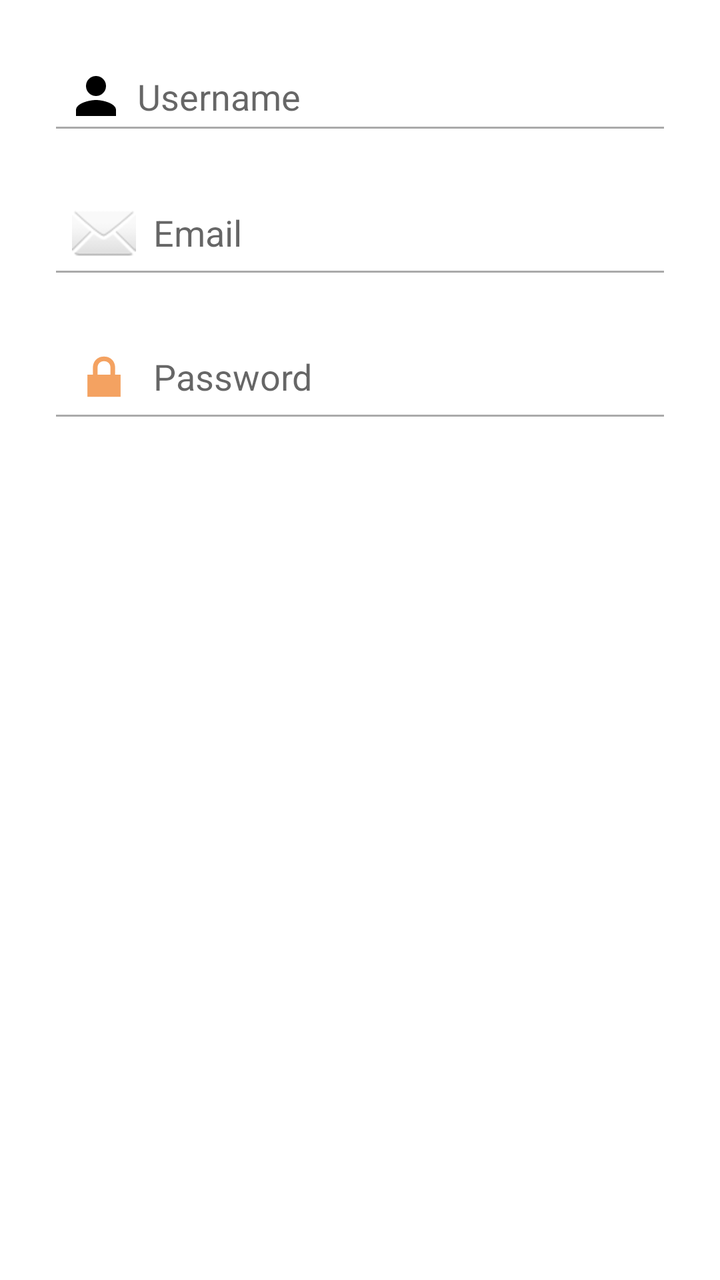
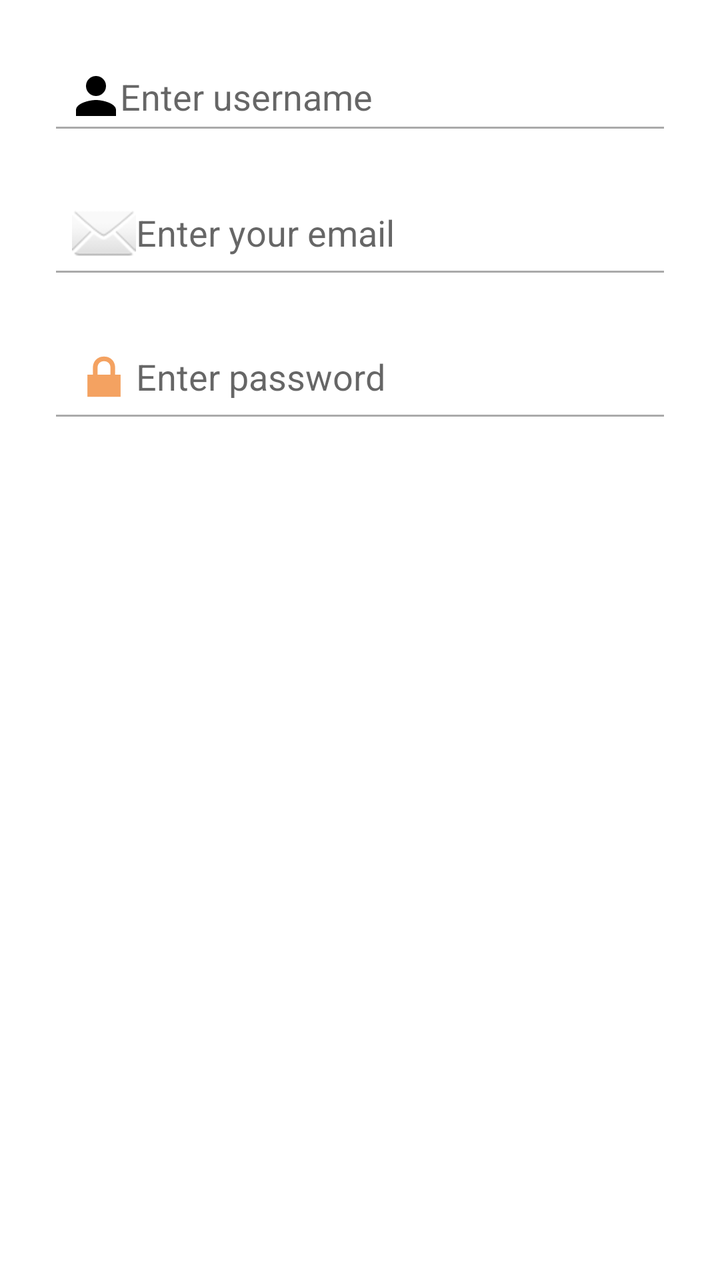

Compare the two renders of this Android layout. The source of the first and the diff that turns it into the second are given below.
<!-- AndroidManifest.xml: application theme Theme.BookClub -->
<!-- res/layout/dialog_register.xml -->
<?xml version="1.0" encoding="utf-8"?>
<androidx.constraintlayout.widget.ConstraintLayout
    xmlns:android="http://schemas.android.com/apk/res/android"
    xmlns:app="http://schemas.android.com/apk/res-auto"
    android:layout_width="match_parent"
    android:layout_height="wrap_content"
    android:padding="24dp"
    android:background="@android:color/white">

    <EditText
        android:id="@+id/editUsername"
        android:layout_width="0dp"
        android:layout_height="wrap_content"
        android:hint="  Username"
        android:inputType="textPersonName"
        android:drawableStart="@drawable/ic_person"
        android:padding="12dp"
        android:backgroundTint="@android:color/darker_gray"
        app:layout_constraintTop_toTopOf="parent"
        app:layout_constraintStart_toStartOf="parent"
        app:layout_constraintEnd_toEndOf="parent" />

    <EditText
        android:id="@+id/editEmail"
        android:layout_width="0dp"
        android:layout_height="wrap_content"
        android:hint="  Email"
        android:inputType="textEmailAddress"
        android:drawableStart="@android:drawable/ic_dialog_email"
        android:padding="12dp"
        android:backgroundTint="@android:color/darker_gray"
        android:layout_marginTop="16dp"
        app:layout_constraintTop_toBottomOf="@id/editUsername"
        app:layout_constraintStart_toStartOf="parent"
        app:layout_constraintEnd_toEndOf="parent" />

    <EditText
        android:id="@+id/editPassword"
        android:layout_width="0dp"
        android:layout_height="wrap_content"
        android:hint="  Password"
        android:inputType="textPassword"
        android:drawableStart="@android:drawable/ic_lock_lock"
        android:padding="12dp"
        android:backgroundTint="@android:color/darker_gray"
        android:layout_marginTop="16dp"
        app:layout_constraintTop_toBottomOf="@id/editEmail"
        app:layout_constraintStart_toStartOf="parent"
        app:layout_constraintEnd_toEndOf="parent" />

</androidx.constraintlayout.widget.ConstraintLayout>
<!-- resources referenced by this layout -->
<resources>
  <color name="primary_color">#2E7D9A</color>
  <color name="primary_variant">#1E5F75</color>
  <color name="text_on_primary">#FFFFFF</color>
  <color name="secondary_color">#F4A261</color>
  <color name="secondary_variant">#E76F51</color>
  <color name="error_color">#F44336</color>
  <color name="surface_color">#FFFFFF</color>
  <color name="text_primary">#1A1A1A</color>
  <color name="background_primary">#FAFAFA</color>
  <style name="TextAppearance.BookClub.Headline1" parent="TextAppearance.MaterialComponents.Headline1">
          <item name="fontFamily">@font/roboto_bold</item>
          <item name="android:textColor">@color/text_primary</item>
          <item name="android:textSize">96sp</item>
      </style>
  <style name="TextAppearance.BookClub.Headline2" parent="TextAppearance.MaterialComponents.Headline2">
          <item name="fontFamily">@font/roboto_bold</item>
          <item name="android:textColor">@color/text_primary</item>
          <item name="android:textSize">60sp</item>
      </style>
  <style name="TextAppearance.BookClub.Headline3" parent="TextAppearance.MaterialComponents.Headline3">
          <item name="fontFamily">@font/roboto_bold</item>
          <item name="android:textColor">@color/text_primary</item>
          <item name="android:textSize">48sp</item>
      </style>
  <style name="TextAppearance.BookClub.Headline4" parent="TextAppearance.MaterialComponents.Headline4">
          <item name="fontFamily">@font/roboto_bold</item>
          <item name="android:textColor">@color/text_primary</item>
          <item name="android:textSize">34sp</item>
      </style>
  <style name="TextAppearance.BookClub.Headline5" parent="TextAppearance.MaterialComponents.Headline5">
          <item name="fontFamily">@font/roboto_bold</item>
          <item name="android:textColor">@color/text_primary</item>
          <item name="android:textSize">24sp</item>
      </style>
  <style name="TextAppearance.BookClub.Headline6" parent="TextAppearance.MaterialComponents.Headline6">
          <item name="fontFamily">@font/roboto_bold</item>
          <item name="android:textColor">@color/text_primary</item>
          <item name="android:textSize">20sp</item>
      </style>
  <style name="TextAppearance.BookClub.Body1" parent="TextAppearance.MaterialComponents.Body1">
          <item name="fontFamily">@font/roboto_regular</item>
          <item name="android:textColor">@color/text_primary</item>
          <item name="android:textSize">16sp</item>
      </style>
  <style name="TextAppearance.BookClub.Body2" parent="TextAppearance.MaterialComponents.Body2">
          <item name="fontFamily">@font/roboto_regular</item>
          <item name="android:textColor">@color/text_secondary</item>
          <item name="android:textSize">14sp</item>
      </style>
  <style name="ShapeAppearance.BookClub.SmallComponent" parent="ShapeAppearance.MaterialComponents.SmallComponent">
          <item name="cornerFamily">rounded</item>
          <item name="cornerSize">8dp</item>
      </style>
  <style name="ShapeAppearance.BookClub.MediumComponent" parent="ShapeAppearance.MaterialComponents.MediumComponent">
          <item name="cornerFamily">rounded</item>
          <item name="cornerSize">12dp</item>
      </style>
  <style name="ShapeAppearance.BookClub.LargeComponent" parent="ShapeAppearance.MaterialComponents.LargeComponent">
          <item name="cornerFamily">rounded</item>
          <item name="cornerSize">16dp</item>
      </style>
  <color name="text_secondary">#666666</color>
  <!-- unchanged entries left out for length: 2 -->
</resources>

<!-- the commit's change to res/layout/dialog_register.xml (unified diff, before → after) -->
@@ -11,7 +11,7 @@
         android:id="@+id/editUsername"
         android:layout_width="0dp"
         android:layout_height="wrap_content"
-        android:hint="  Username"
+        android:hint="@string/enter_username"
         android:inputType="textPersonName"
         android:drawableStart="@drawable/ic_person"
         android:padding="12dp"
@@ -24,7 +24,7 @@
         android:id="@+id/editEmail"
         android:layout_width="0dp"
         android:layout_height="wrap_content"
-        android:hint="  Email"
+        android:hint="@string/enter_your_email"
         android:inputType="textEmailAddress"
         android:drawableStart="@android:drawable/ic_dialog_email"
         android:padding="12dp"
@@ -38,7 +38,7 @@
         android:id="@+id/editPassword"
         android:layout_width="0dp"
         android:layout_height="wrap_content"
-        android:hint="  Password"
+        android:hint="@string/enter_password"
         android:inputType="textPassword"
         android:drawableStart="@android:drawable/ic_lock_lock"
         android:padding="12dp"
<!-- resource entries referenced after the edit -->
@@ -1,5 +1,8 @@
 <!-- resources referenced by this layout -->
 <resources>
+  <string name="enter_password">Enter password</string>
+  <string name="enter_username">Enter username</string>
+  <string name="enter_your_email">Enter your email</string>
   <color name="primary_color">#2E7D9A</color>
   <color name="primary_variant">#1E5F75</color>
   <color name="text_on_primary">#FFFFFF</color>
